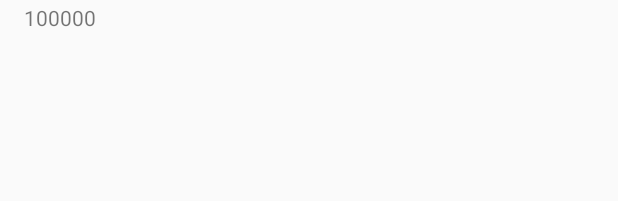
After one commit to wl9739/DuDian, an Android app: the layout latest_news_fragment_date.xml on its own in the app's theme, with its tools: preview values and no code run, on a phone screen of 412 x 824 dp. The commit adds this screen. Shown: the top 201 px of the screen. Run offline under Robolectric (Android 15) with nearby library versions, the phone set to English and light mode, and no system bars.

Commit message:
增加新闻时间显示

```diff
--- a/app/src/main/java/com/wl/dudian/app/latestnews/LatestNewsContract.java
+++ b/app/src/main/java/com/wl/dudian/app/latestnews/LatestNewsContract.java
@@ -19,7 +19,7 @@ public interface LatestNewsContract {
 
         void showLatestNews(List<StoriesBean> storiesBeanList, long timestampMillis);
 
-        void loadBeforNews(List<StoriesBean> storiesBeanList);
+        void loadBeforNews(List<StoriesBean> storiesBeanList, String currentData);
     }
 
     interface Presenter extends BasePresenter{
@@ -28,8 +28,6 @@ public interface LatestNewsContract {
 
         void loadMoreNews();
 
-        void saveLatestNews();
-
         void updateRead(StoriesBean storiesBean);
     }
 }
--- a/app/src/main/java/com/wl/dudian/app/ui/fragment/ColumnCenterFragment.java
+++ b/app/src/main/java/com/wl/dudian/app/ui/fragment/ColumnCenterFragment.java
@@ -92,7 +92,7 @@ public class ColumnCenterFragment extends BaseFragment {
                 .subscribe(new Subscriber<ThemeDetailModel>() {
                     @Override
                     public void onCompleted() {
-                        mNewsItemAdapter.setRefresh(mStoriesBeanList);
+//                        mNewsItemAdapter.setRefresh(mStoriesBeanList, "", i);
                     }
 
                     @Override
--- /dev/null
+++ b/app/src/main/res/layout/latest_news_fragment_date.xml
@@ -0,0 +1,11 @@
+<?xml version="1.0" encoding="utf-8"?>
+<TextView xmlns:android="http://schemas.android.com/apk/res/android"
+    android:layout_width="match_parent"
+    android:layout_height="24dp"
+    android:id="@+id/latest_news_fragment_date_tv"
+    android:text="100000"
+    android:paddingLeft="@dimen/activity_horizontal_margin"
+    android:gravity="center_vertical"
+    android:orientation="vertical">
+
+</TextView>
```
Also changed, not shown: app/src/main/java/com/wl/dudian/app/BannerView.java (+18 -9 lines), app/src/main/java/com/wl/dudian/app/adapter/LatestNewsItemAdapter.java (+21 -27 lines), app/src/main/java/com/wl/dudian/app/latestnews/LatestNewsFragment.java (+6 -10 lines), app/src/main/java/com/wl/dudian/app/latestnews/LatestNewsPresenter.java (+4 -6 lines), app/src/main/java/com/wl/dudian/framework/DateUtil.java (+7 -13 lines).
